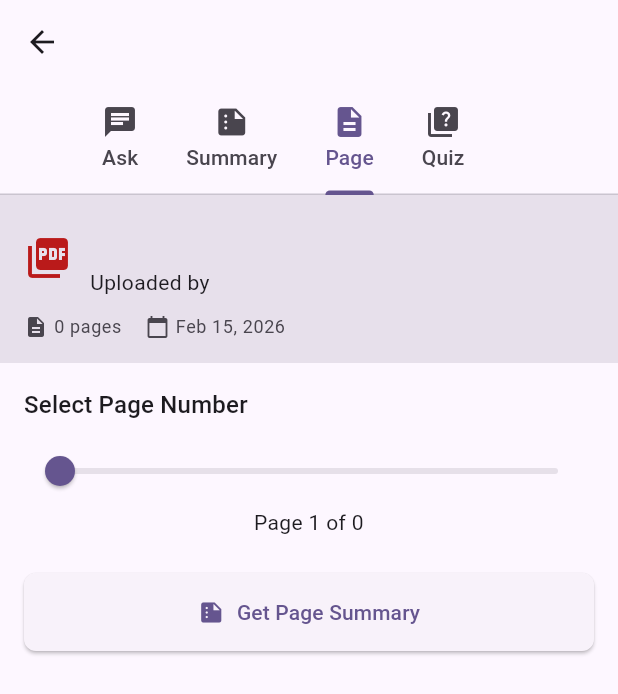
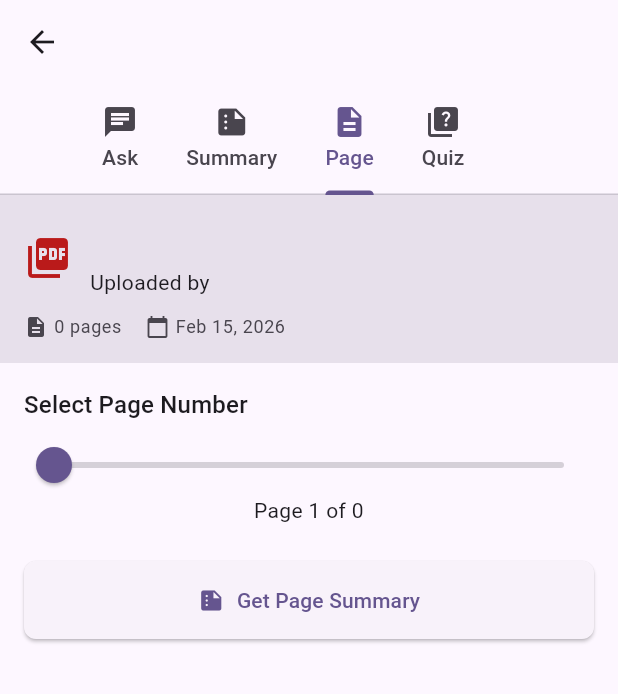
Before and after one commit to ag597482/askdocs, a Flutter app: the PDFDetailScreen screen opened directly with empty values, tab 3 chosen, on a phone screen of 412 x 824 dp. Shown: the top 694 px of the screen. Run offline on Flutter 3.47's test engine with Material 3 defaults, Android fonts, the phone set to English and light mode, and no system bars; our stand-ins replace dio, file_picker, flutter_markdown, shared_preferences; accounts and stored records are empty; network calls fail.

Commit message:
dynamic integration done

```diff
--- a/lib/config/api_config.dart
+++ b/lib/config/api_config.dart
@@ -1,13 +1,36 @@
 import 'dart:io' show Platform;
 import 'package:flutter/foundation.dart' show kIsWeb;
+import 'package:shared_preferences/shared_preferences.dart';
 
 class ApiConfig {
-  static const String _defaultAndroidBaseUrl = 'http://10.0.2.2:8000';
-  static const String _defaultIosBaseUrl = 'http://localhost:8000';
+  static const String _prefsKey = 'base_url';
+  static const String _defaultBaseUrl = 'https://rag1-askdocs.up.railway.app';
   static const Duration _defaultTimeout = Duration(seconds: 30);
   static const Duration _uploadTimeout = Duration(minutes: 5);
 
+  static String? _cachedBaseUrl;
+
   static String get baseUrl {
+    if (_cachedBaseUrl != null) {
+      return _cachedBaseUrl!;
+    }
+    // If not initialized, return default
+    return _defaultBaseUrl;
+  }
+
+  static Future<void> initialize() async {
+    // Try to load from SharedPreferences
+    try {
+      final prefs = await SharedPreferences.getInstance();
+      final savedUrl = prefs.getString(_prefsKey);
+      if (savedUrl != null && savedUrl.isNotEmpty) {
+        _cachedBaseUrl = savedUrl;
+        return;
+      }
+    } catch (e) {
+      // SharedPreferences not available, use defaults
+    }
+
     // Check if BASE_URL is set via environment variable (if supported)
     String? envBaseUrl;
     try {
@@ -19,20 +42,21 @@
     }
 
     if (envBaseUrl != null && envBaseUrl.isNotEmpty) {
-      return envBaseUrl;
+      _cachedBaseUrl = envBaseUrl;
+      return;
     }
 
-    // Platform-specific defaults
-    if (kIsWeb) {
-      // For web, use localhost
-      return 'http://localhost:8000';
-    } else if (Platform.isAndroid) {
-      return _defaultAndroidBaseUrl;
-    } else if (Platform.isIOS) {
-      return _defaultIosBaseUrl;
-    } else {
-      // Fallback for other platforms
-      return _defaultIosBaseUrl;
+    // Use default
+    _cachedBaseUrl = _defaultBaseUrl;
+  }
+
+  static Future<void> setBaseUrl(String url) async {
+    _cachedBaseUrl = url;
+    try {
+      final prefs = await SharedPreferences.getInstance();
+      await prefs.setString(_prefsKey, url);
+    } catch (e) {
+      // SharedPreferences not available
     }
   }
 
--- a/lib/main.dart
+++ b/lib/main.dart
@@ -1,10 +1,14 @@
 import 'package:flutter/material.dart';
 import 'package:provider/provider.dart';
+import 'config/api_config.dart';
 import 'providers/pdf_provider.dart';
 import 'providers/quiz_provider.dart';
 import 'screens/home_screen.dart';
 
-void main() {
+void main() async {
+  WidgetsFlutterBinding.ensureInitialized();
+  // Initialize API config to load saved base URL
+  await ApiConfig.initialize();
   runApp(const MainApp());
 }
 
--- a/lib/providers/pdf_provider.dart
+++ b/lib/providers/pdf_provider.dart
@@ -3,7 +3,11 @@
 import '../services/api_service.dart';
 
 class PDFProvider with ChangeNotifier {
-  final ApiService _apiService = ApiService();
+  ApiService _apiService = ApiService();
+
+  void _refreshApiService() {
+    _apiService = ApiService();
+  }
 
   List<PDFInfo> _pdfs = [];
   bool _isLoading = false;
@@ -50,4 +54,8 @@
     _error = null;
     notifyListeners();
   }
+
+  void refreshApiService() {
+    _refreshApiService();
+  }
 }
--- a/lib/providers/quiz_provider.dart
+++ b/lib/providers/quiz_provider.dart
@@ -3,7 +3,11 @@
 import '../services/api_service.dart';
 
 class QuizProvider with ChangeNotifier {
-  final ApiService _apiService = ApiService();
+  ApiService _apiService = ApiService();
+
+  void _refreshApiService() {
+    _apiService = ApiService();
+  }
 
   QuizResponse? _currentQuiz;
   Map<int, String> _userAnswers = {}; // question index -> user answer
@@ -108,4 +112,8 @@
     _error = null;
     notifyListeners();
   }
+
+  void refreshApiService() {
+    _refreshApiService();
+  }
 }
--- a/lib/screens/pdf_detail_screen.dart
+++ b/lib/screens/pdf_detail_screen.dart
@@ -277,7 +277,23 @@
             style: Theme.of(context).textTheme.titleMedium,
           ),
           const SizedBox(height: 8),
-          Slider(
+          SliderTheme(
+            data: SliderTheme.of(context).copyWith(
+              // Make active and inactive track the same color (no progress fill)
+              activeTrackColor: Theme.of(context).colorScheme.outline.withOpacity(0.3),
+              inactiveTrackColor: Theme.of(context).colorScheme.outline.withOpacity(0.3),
+              // Make the thumb stand out as the position indicator
+              thumbColor: Theme.of(context).colorScheme.primary,
+              thumbShape: const RoundSliderThumbShape(enabledThumbRadius: 12),
+              overlayColor: Theme.of(context).colorScheme.primary.withOpacity(0.2),
+              overlayShape: const RoundSliderOverlayShape(overlayRadius: 20),
+              // Show tick marks for each page
+              tickMarkShape: const RoundSliderTickMarkShape(tickMarkRadius: 3),
+              activeTickMarkColor: Theme.of(context).colorScheme.outline.withOpacity(0.5),
+              inactiveTickMarkColor: Theme.of(context).colorScheme.outline.withOpacity(0.5),
+              trackHeight: 4,
+            ),
+            child: Slider(
               value: (_selectedPageNumber ?? 1).toDouble(),
               min: 1,
               max: widget.pdf.totalPages.toDouble(),
@@ -288,6 +304,7 @@
                   _selectedPageNumber = value.toInt();
                 });
               },
+            ),
           ),
           Text(
             'Page ${_selectedPageNumber ?? 1} of ${widget.pdf.totalPages}',
--- a/lib/services/api_service.dart
+++ b/lib/services/api_service.dart
@@ -27,6 +27,11 @@
       requestBody: true,
       responseBody: true,
     ));
+  }
+
+  Future<void> updateBaseUrl(String newBaseUrl) async {
+    await ApiConfig.setBaseUrl(newBaseUrl);
+    _dio.options.baseUrl = newBaseUrl;
   }
 
   String _handleError(DioException error) {
```
Also changed, not shown: lib/screens/home_screen.dart (+15 -1 lines), lib/screens/settings_screen.dart (added, +277 -0 lines). Lines whose indentation alone changed are shown as unchanged.
